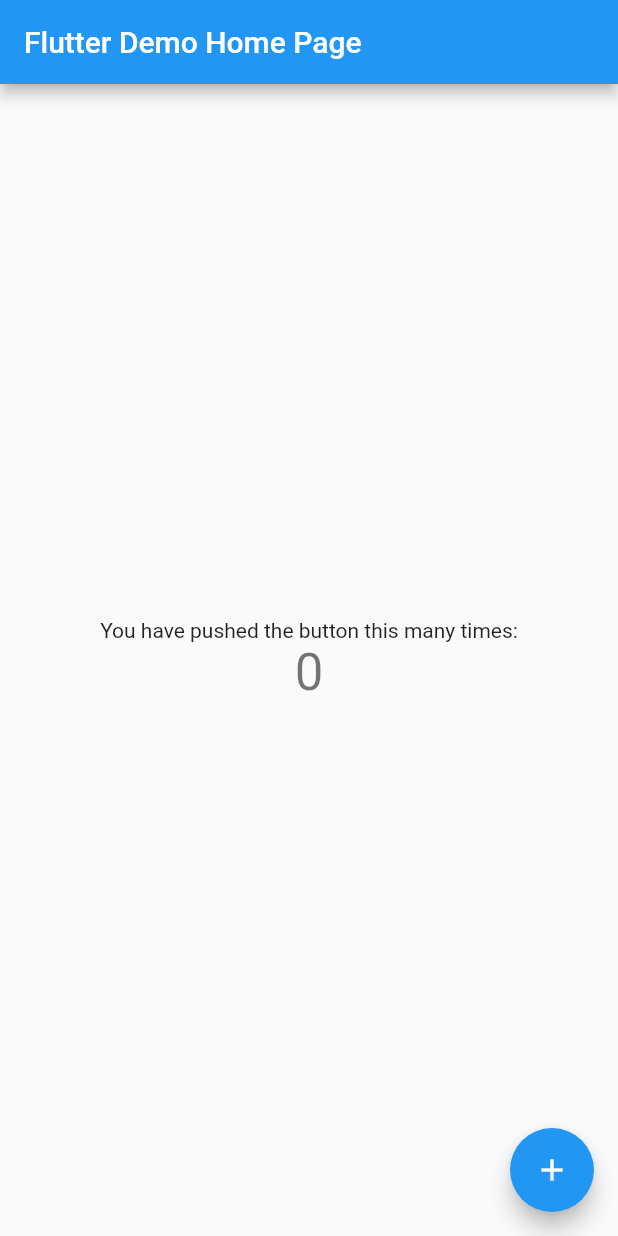
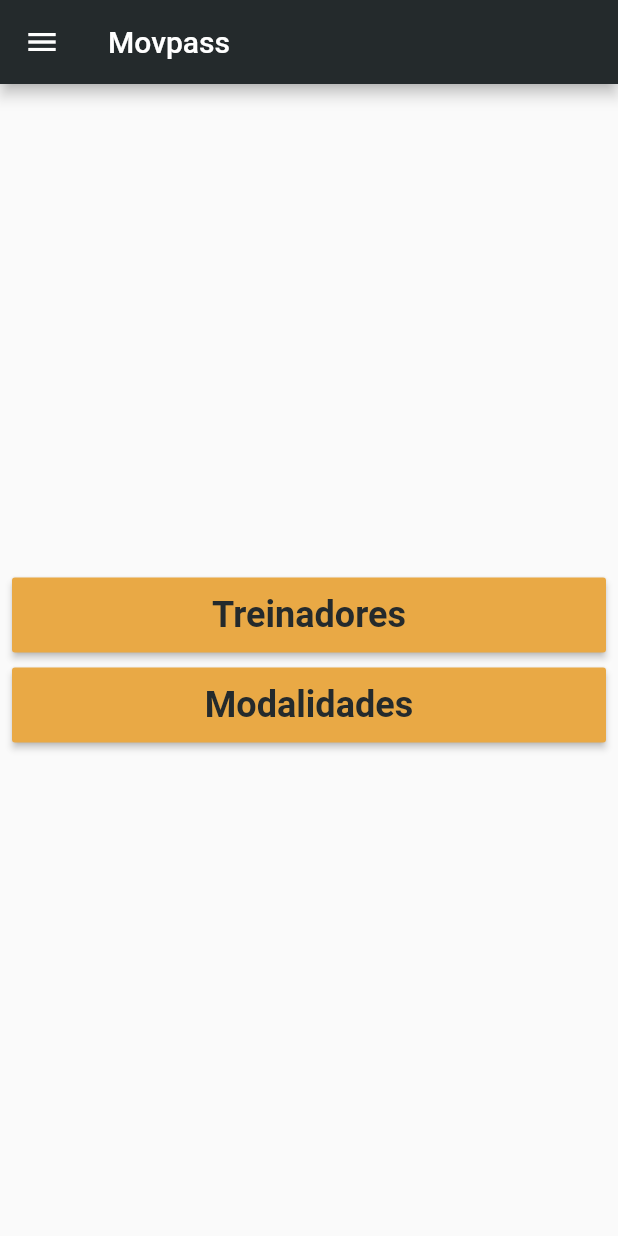
Before and after one commit to AndreErvilha/Movpass, a Flutter app: the screen it shows after launch, on a phone screen of 412 x 824 dp. Run offline on Flutter 3.47's test engine with Material 2 defaults, Android fonts, the phone set to English and light mode, and no system bars.

Commit message:
Created home screen and "colors.dart"

```diff
--- /dev/null
+++ b/lib/colors.dart
@@ -0,0 +1,10 @@
+import 'package:flutter/material.dart';
+
+const Color primaryColor = Color.fromARGB(255, 36, 42, 44);
+const Color secondaryColor = Colors.white;
+const Color accentColor = Color.fromARGB(255, 233, 169, 69);
+
+const Color backgroundColor = Colors.white;
+
+const Color buttonColor = accentColor;
+const Color buttonTextColor = primaryColor;
--- a/lib/main.dart
+++ b/lib/main.dart
@@ -1,117 +1,20 @@
 import 'package:flutter/material.dart';
+import 'package:movpass/screens/home.dart';
 
 void main() {
   runApp(MyApp());
 }
 
 class MyApp extends StatelessWidget {
-  // This widget is the root of your application.
   @override
   Widget build(BuildContext context) {
     return MaterialApp(
       title: 'Flutter Demo',
       theme: ThemeData(
-        // This is the theme of your application.
-        //
-        // Try running your application with "flutter run". You'll see the
-        // application has a blue toolbar. Then, without quitting the app, try
-        // changing the primarySwatch below to Colors.green and then invoke
-        // "hot reload" (press "r" in the console where you ran "flutter run",
-        // or simply save your changes to "hot reload" in a Flutter IDE).
-        // Notice that the counter didn't reset back to zero; the application
-        // is not restarted.
         primarySwatch: Colors.blue,
-        // This makes the visual density adapt to the platform that you run
-        // the app on. For desktop platforms, the controls will be smaller and
-        // closer together (more dense) than on mobile platforms.
         visualDensity: VisualDensity.adaptivePlatformDensity,
       ),
-      home: MyHomePage(title: 'Flutter Demo Home Page'),
+      home: Home(),
     );
   }
 }
-
-class MyHomePage extends StatefulWidget {
-  MyHomePage({Key key, this.title}) : super(key: key);
-
-  // This widget is the home page of your application. It is stateful, meaning
-  // that it has a State object (defined below) that contains fields that affect
-  // how it looks.
-
-  // This class is the configuration for the state. It holds the values (in this
-  // case the title) provided by the parent (in this case the App widget) and
-  // used by the build method of the State. Fields in a Widget subclass are
-  // always marked "final".
-
-  final String title;
-
-  @override
-  _MyHomePageState createState() => _MyHomePageState();
-}
-
-class _MyHomePageState extends State<MyHomePage> {
-  int _counter = 0;
-
-  void _incrementCounter() {
-    setState(() {
-      // This call to setState tells the Flutter framework that something has
-      // changed in this State, which causes it to rerun the build method below
-      // so that the display can reflect the updated values. If we changed
-      // _counter without calling setState(), then the build method would not be
-      // called again, and so nothing would appear to happen.
-      _counter++;
-    });
-  }
-
-  @override
-  Widget build(BuildContext context) {
-    // This method is rerun every time setState is called, for instance as done
-    // by the _incrementCounter method above.
-    //
-    // The Flutter framework has been optimized to make rerunning build methods
-    // fast, so that you can just rebuild anything that needs updating rather
-    // than having to individually change instances of widgets.
-    return Scaffold(
-      appBar: AppBar(
-        // Here we take the value from the MyHomePage object that was created by
-        // the App.build method, and use it to set our appbar title.
-        title: Text(widget.title),
-      ),
-      body: Center(
-        // Center is a layout widget. It takes a single child and positions it
-        // in the middle of the parent.
-        child: Column(
-          // Column is also a layout widget. It takes a list of children and
-          // arranges them vertically. By default, it sizes itself to fit its
-          // children horizontally, and tries to be as tall as its parent.
-          //
-          // Invoke "debug painting" (press "p" in the console, choose the
-          // "Toggle Debug Paint" action from the Flutter Inspector in Android
-          // Studio, or the "Toggle Debug Paint" command in Visual Studio Code)
-          // to see the wireframe for each widget.
-          //
-          // Column has various properties to control how it sizes itself and
-          // how it positions its children. Here we use mainAxisAlignment to
-          // center the children vertically; the main axis here is the vertical
-          // axis because Columns are vertical (the cross axis would be
-          // horizontal).
-          mainAxisAlignment: MainAxisAlignment.center,
-          children: <Widget>[
-            Text(
-              'You have pushed the button this many times:',
-            ),
-            Text(
-              '$_counter',
-              style: Theme.of(context).textTheme.headline4,
-            ),
-          ],
-        ),
-      ),
-      floatingActionButton: FloatingActionButton(
-        onPressed: _incrementCounter,
-        tooltip: 'Increment',
-        child: Icon(Icons.add),
-      ), // This trailing comma makes auto-formatting nicer for build methods.
-    );
-  }
-}
--- /dev/null
+++ b/lib/screens/home.dart
@@ -0,0 +1,44 @@
+import 'package:flutter/material.dart';
+import 'package:movpass/colors.dart';
+import 'package:movpass/widgets/buttons.dart';
+
+class Home extends StatefulWidget {
+  @override
+  _HomeState createState() => _HomeState();
+}
+
+class _HomeState extends State<Home> {
+  @override
+  Widget build(BuildContext context) {
+    return Scaffold(
+      appBar: AppBar(
+        title: Text('Movpass'),
+        backgroundColor: primaryColor,
+      ),
+      drawer: buildDrawer(context),
+      body: buildBody(),
+    );
+  }
+
+  Widget buildDrawer(BuildContext context) {
+    return Container(
+      height: MediaQuery.of(context).size.height,
+      width: MediaQuery.of(context).size.width - 50,
+      color: Colors.white,
+      child: Center(child: Text('Drawer', style: TextStyle(fontSize: 24))),
+    );
+  }
+
+  Widget buildBody() => Padding(
+        padding: const EdgeInsets.all(8.0),
+        child: Column(
+          mainAxisSize: MainAxisSize.max,
+          mainAxisAlignment: MainAxisAlignment.center,
+          crossAxisAlignment: CrossAxisAlignment.stretch,
+          children: [
+            simpleButton('Treinadores', onTap: () {}),
+            simpleButton('Modalidades', onTap: () {}),
+          ],
+        ),
+      );
+}
--- /dev/null
+++ b/lib/widgets/buttons.dart
@@ -0,0 +1,20 @@
+import 'package:flutter/material.dart';
+
+import '../colors.dart';
+
+Widget simpleButton(String buttonText, {Function onTap, fontSize = 24.0}) {
+  return Container(
+    padding: EdgeInsets.symmetric(vertical: 5),
+    height: 60,
+    child: RaisedButton(
+      child: Text(buttonText,
+          style: TextStyle(
+            color: buttonTextColor,
+            fontSize: fontSize,
+            fontWeight: FontWeight.bold,
+          )),
+      onPressed: onTap,
+      color: buttonColor,
+    ),
+  );
+}
```
Also changed, not shown: 1 other file.
